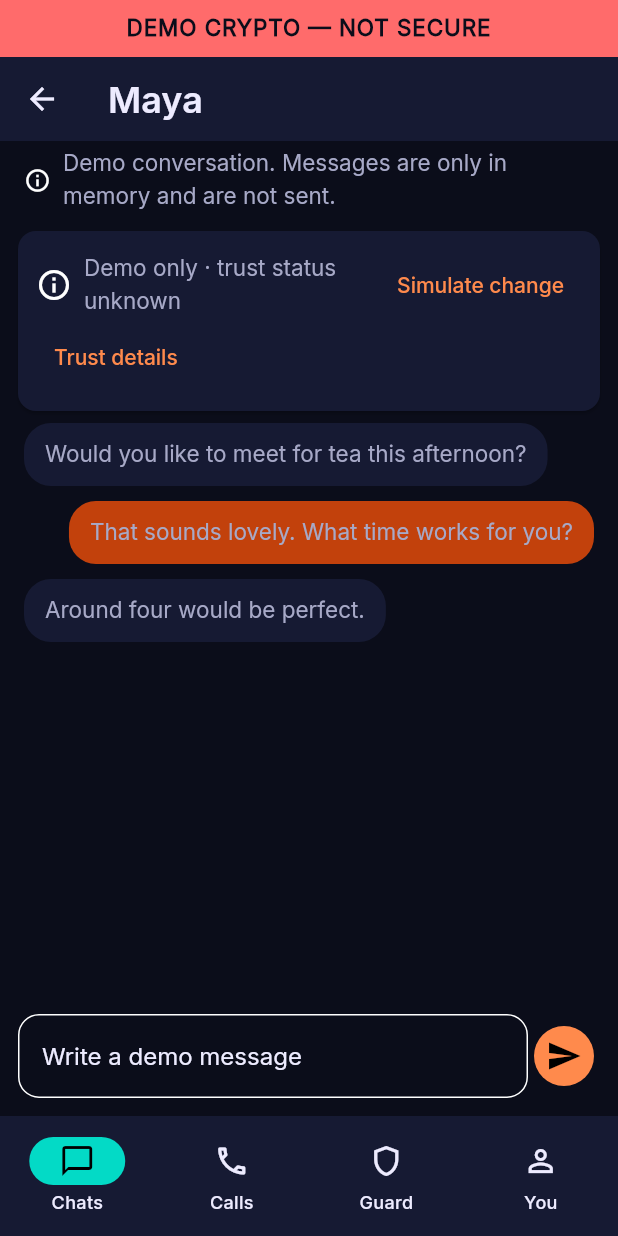
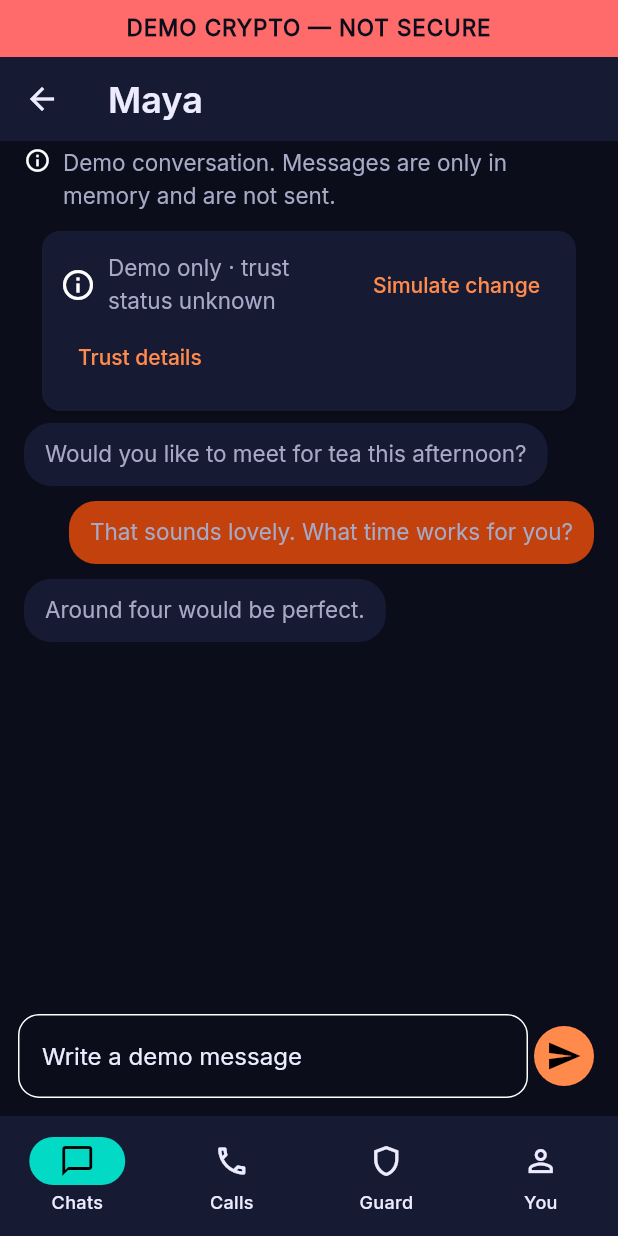
Before and after one commit to MAbrar1/Sargoshi, a Flutter app: the screen it shows after launch, after a tap on an icon or button, on a phone screen of 412 x 824 dp. Run offline on Flutter 3.47's test engine with Material 3 defaults, Android fonts, the phone set to English and light mode, and no system bars; our stand-ins replace cupertino_ui, flutter_riverpod, material_ui; generated files the repository leaves out were written again; statements that could not run were skipped.

Commit message:
Keep composer queueing during key review; make thread and chat list reflow at 320dp/200% text
Co-Authored-By: Claude Sonnet 5.5 <noreply@anthropic.com>
Claude-Session: https://claude.ai/code/session_01XpySRzNed73z48ct9Lwoit

```diff
--- a/lib/ui/chat/chat_home_screen.dart
+++ b/lib/ui/chat/chat_home_screen.dart
@@ -143,23 +143,38 @@ class _ChatHomeScreenState extends ConsumerState<ChatHomeScreen> {
           itemCount: chats.length,
           itemBuilder: (context, index) {
             final chat = chats[index];
-            return ListTile(
-              contentPadding: const EdgeInsetsDirectional.symmetric(
+            return InkWell(
+              onTap: () => setState(() => _selectedChatId = chat.id),
+              child: Padding(
+                padding: const EdgeInsetsDirectional.symmetric(
                   horizontal: 20,
-                vertical: 4,
+                  vertical: 10,
                 ),
-              leading: CircleAvatar(
+                child: Row(
+                  crossAxisAlignment: CrossAxisAlignment.start,
+                  children: [
+                    CircleAvatar(
                       backgroundColor: DarkTokens.dusk2,
                       child: Text(_chatInitial(l10n, chat)),
                     ),
-              title: Text(_chatName(l10n, chat)),
-              subtitle: Text(
+                    const SizedBox(width: 16),
+                    Expanded(
+                      child: Column(
+                        crossAxisAlignment: CrossAxisAlignment.start,
+                        children: [
+                          Text(_chatName(l10n, chat)),
+                          Text(
                             _chatPreview(l10n, chat),
-                maxLines: 1,
+                            maxLines: 2,
                             overflow: TextOverflow.ellipsis,
+                            style: Theme.of(context).textTheme.bodySmall,
                           ),
-              trailing: Column(
-                mainAxisAlignment: MainAxisAlignment.center,
+                        ],
+                      ),
+                    ),
+                    const SizedBox(width: 8),
+                    Column(
+                      crossAxisAlignment: CrossAxisAlignment.end,
                       children: [
                         Text(
                           _chatTime(l10n, chat),
@@ -185,7 +200,9 @@ class _ChatHomeScreenState extends ConsumerState<ChatHomeScreen> {
                           ),
                       ],
                     ),
-              onTap: () => setState(() => _selectedChatId = chat.id),
+                  ],
+                ),
+              ),
             );
           },
         ),
@@ -266,27 +283,32 @@ class _DemoThreadState extends ConsumerState<_DemoThread> {
                 ),
           title: Text(_chatName(l10n, widget.chat)),
         ),
-        Padding(
-          padding: const EdgeInsetsDirectional.fromSTEB(16, 4, 16, 12),
+        Expanded(
+          child: ListView.builder(
+            padding: const EdgeInsetsDirectional.symmetric(horizontal: 16),
+            itemCount: messages.length + 2,
+            itemBuilder: (context, index) {
+              if (index == 0) {
+                return Padding(
+                  padding: const EdgeInsetsDirectional.only(top: 4, bottom: 12),
                   child: Row(
+                    crossAxisAlignment: CrossAxisAlignment.start,
                     children: [
                       const Icon(Icons.info_outline, size: 18),
                       const SizedBox(width: 8),
                       Expanded(child: Text(l10n.demoThreadDisclosure)),
                     ],
                   ),
-        ),
-        _DemoKeyChangeGate(
+                );
+              }
+              if (index == 1) {
+                return _DemoKeyChangeGate(
                   chatId: widget.chat.id,
                   state: trust.gateState,
                   pendingCount: pending.length,
-        ),
-        Expanded(
-          child: ListView.builder(
-            padding: const EdgeInsetsDirectional.symmetric(horizontal: 16),
-            itemCount: messages.length,
-            itemBuilder: (context, index) {
-              final message = messages[index];
+                );
+              }
+              final message = messages[index - 2];
               final text = _messageText(l10n, message.text);
               return Align(
                 alignment: message.isOutgoing
@@ -320,7 +342,6 @@ class _DemoThreadState extends ConsumerState<_DemoThread> {
                 Expanded(
                   child: TextField(
                     controller: _composer,
-                    enabled: !isHeld,
                     decoration: InputDecoration(
                       hintText: isHeld
                           ? l10n.demoSendHeld
@@ -335,7 +356,7 @@ class _DemoThreadState extends ConsumerState<_DemoThread> {
                 ),
                 IconButton.filled(
                   tooltip: l10n.sendDemoMessage,
-                  onPressed: isHeld ? null : () => _send(l10n),
+                  onPressed: () => _send(l10n),
                   icon: const Icon(Icons.send),
                 ),
               ],
```
Lines whose indentation alone changed are shown as unchanged.
